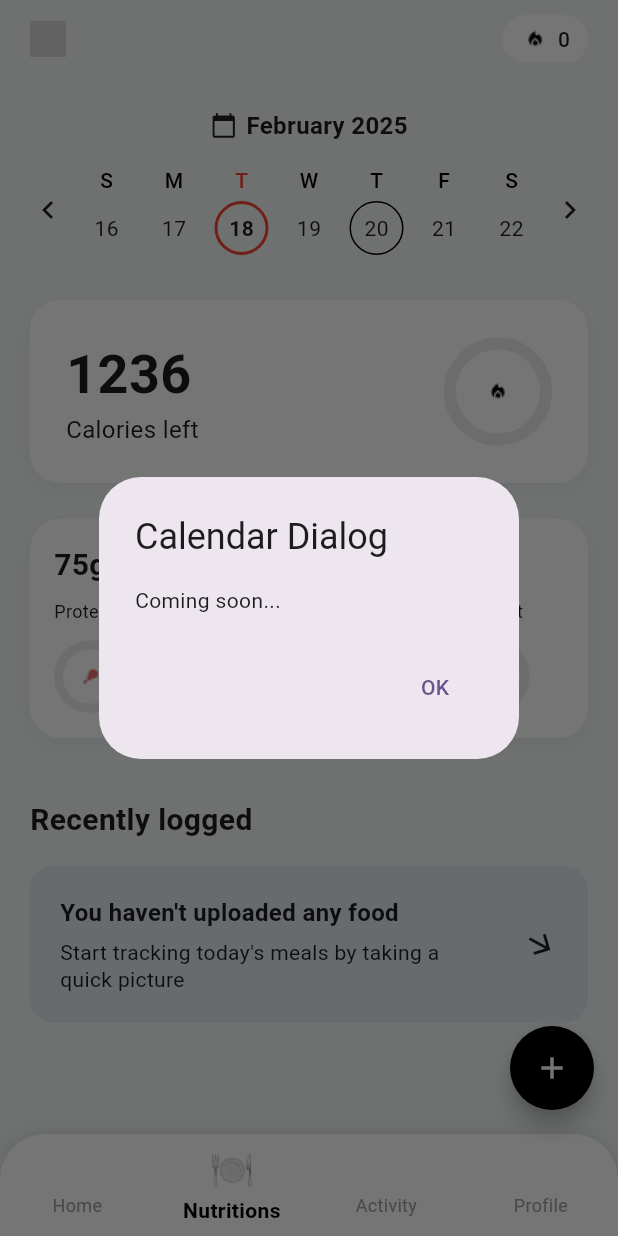
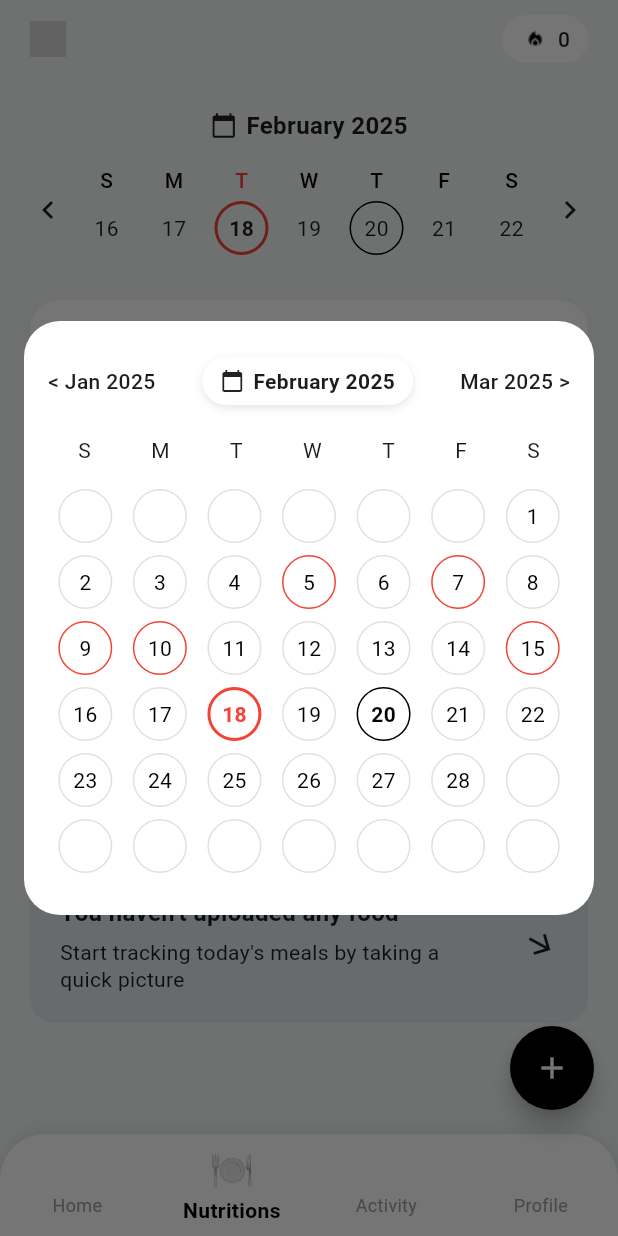
Before and after one commit to Doffannoel/Tervist-App, a Flutter app: the screen it shows after launch, after a tap on "February 2025", on a phone screen of 412 x 824 dp. Run offline on Flutter 3.47's test engine with Material 3 defaults, Android fonts, the phone set to English and light mode, and no system bars; our stand-ins replace flutter_svg, smooth_page_indicator.

Commit message:
calendar pris

```diff
--- a/tervist_apk/lib/screens/nutritions/nutrition_main.dart
+++ b/tervist_apk/lib/screens/nutritions/nutrition_main.dart
@@ -1,29 +1,40 @@
 import 'package:flutter/material.dart';
 import 'package:flutter_svg/flutter_svg.dart';
+import 'package:tervist_apk/widgets/calendar_popup.dart';
+import 'package:intl/intl.dart';
 
-class NutritionMainPage extends StatelessWidget {
+class NutritionMainPage extends StatefulWidget {
   const NutritionMainPage({super.key});
 
-  void _showCalendarDialog(BuildContext context) {
+  @override
+  State<NutritionMainPage> createState() => _NutritionMainPageState();
+}
+
+class _NutritionMainPageState extends State<NutritionMainPage> {
+  DateTime _startDate = DateTime(2025, 2, 16);
+
+  void _showCalendarDialog() {
     showDialog(
       context: context,
       builder: (BuildContext context) {
-        return AlertDialog(
-          title: const Text('Calendar Dialog'),
-          content: const Text('Coming soon...'),
-          actions: [
-            TextButton(
-              onPressed: () => Navigator.pop(context),
-              child: const Text('OK'),
-            ),
-          ],
-        );
+        return const CalendarPopup();
       },
     );
   }
 
+  void _changeWeek(int direction) {
+    setState(() {
+      _startDate = _startDate.add(Duration(days: direction * 7));
+    });
+  }
+
   @override
   Widget build(BuildContext context) {
+    final List<String> days = ['S', 'M', 'T', 'W', 'T', 'F', 'S'];
+    final List<DateTime> currentWeek =
+        List.generate(7, (i) => _startDate.add(Duration(days: i)));
+    final DateTime today = DateTime(2025, 2, 20);
+
     return Scaffold(
       backgroundColor: const Color(0xFFF1F7F6),
       body: SafeArea(
@@ -32,11 +43,9 @@ class NutritionMainPage extends StatelessWidget {
           child: Column(
             crossAxisAlignment: CrossAxisAlignment.start,
             children: [
-              // Header with logo and points
               Row(
                 mainAxisAlignment: MainAxisAlignment.spaceBetween,
                 children: [
-                  // Logo tervist - tetap SVG
                   SvgPicture.asset(
                     'assets/svgs/logotervist.svg',
                     height: 24,
@@ -63,35 +72,35 @@ class NutritionMainPage extends StatelessWidget {
               ),
               const SizedBox(height: 30),
 
-              // Calendar section
               GestureDetector(
-                onTap: () => _showCalendarDialog(context),
+                onTap: _showCalendarDialog,
                 child: Row(
                   mainAxisAlignment: MainAxisAlignment.center,
                   children: [
                     const Icon(Icons.calendar_today, size: 18),
                     const SizedBox(width: 6),
-                    const Text("February 2025",
-                        style: TextStyle(
+                    Text(DateFormat("MMMM yyyy").format(_startDate),
+                        style: const TextStyle(
                             fontWeight: FontWeight.bold, fontSize: 16)),
                   ],
                 ),
               ),
               const SizedBox(height: 15),
 
-              // Day selector
               Row(
                 mainAxisAlignment: MainAxisAlignment.spaceBetween,
                 children: [
-                  const Icon(Icons.chevron_left, size: 24),
+                  GestureDetector(
+                    onTap: () => _changeWeek(-1),
+                    child: const Icon(Icons.chevron_left, size: 24),
+                  ),
                   Expanded(
                     child: Row(
                       mainAxisAlignment: MainAxisAlignment.spaceEvenly,
                       children: List.generate(7, (index) {
-                        final days = ['S', 'M', 'T', 'W', 'T', 'F', 'S'];
-                        final dates = [16, 17, 18, 19, 20, 21, 22];
-                        final isSelected = index == 2; // Tuesday is selected
-                        final isToday = index == 4; // Thursday is current day
+                        final date = currentWeek[index];
+                        final isSelected = date.day == 18;
+                        final isToday = date == today;
 
                         return Column(
                           children: [
@@ -109,16 +118,14 @@ class NutritionMainPage extends StatelessWidget {
                                     ? Border.all(color: Colors.red, width: 2)
                                     : isToday
                                         ? Border.all(
-                                            color: Colors.black,
-                                            width: 1,
-                                            style: BorderStyle.solid)
+                                            color: Colors.black, width: 1)
                                         : Border.all(color: Colors.transparent),
                                 borderRadius: BorderRadius.circular(18),
                                 color: Colors.transparent,
                               ),
                               child: Center(
                                 child: Text(
-                                  dates[index].toString(),
+                                  date.day.toString(),
                                   style: TextStyle(
                                     fontWeight: isSelected
                                         ? FontWeight.bold
@@ -132,7 +139,10 @@ class NutritionMainPage extends StatelessWidget {
                       }),
                     ),
                   ),
-                  const Icon(Icons.chevron_right, size: 24),
+                  GestureDetector(
+                    onTap: () => _changeWeek(1),
+                    child: const Icon(Icons.chevron_right, size: 24),
+                  ),
                 ],
               ),
               const SizedBox(height: 30),
--- /dev/null
+++ b/tervist_apk/lib/widgets/calendar_popup.dart
@@ -0,0 +1,169 @@
+import 'package:flutter/material.dart';
+import 'package:intl/intl.dart';
+
+class CalendarPopup extends StatefulWidget {
+  const CalendarPopup({super.key});
+
+  @override
+  State<CalendarPopup> createState() => _CalendarPopupState();
+}
+
+class _CalendarPopupState extends State<CalendarPopup> {
+  DateTime selectedDate = DateTime(2025, 2, 18);
+  DateTime currentMonth = DateTime(2025, 2);
+
+  List<int> markedDates = [5, 7, 9, 10, 15];
+
+  void _changeMonth(int offset) {
+    setState(() {
+      currentMonth = DateTime(currentMonth.year, currentMonth.month + offset);
+    });
+  }
+
+  int _daysInMonth(DateTime month) {
+    final beginningNextMonth = (month.month < 12)
+        ? DateTime(month.year, month.month + 1, 1)
+        : DateTime(month.year + 1, 1, 1);
+    return beginningNextMonth.subtract(const Duration(days: 1)).day;
+  }
+
+  @override
+  Widget build(BuildContext context) {
+    final daysInMonth = _daysInMonth(currentMonth);
+    final firstWeekday =
+        DateTime(currentMonth.year, currentMonth.month, 1).weekday % 7;
+    final weeks = 6; // Fixed 6 rows to ensure consistent height
+    final now = DateTime(2025, 2, 20);
+
+    return Dialog(
+      backgroundColor: Colors.white,
+      insetPadding: const EdgeInsets.symmetric(horizontal: 16),
+      shape: RoundedRectangleBorder(
+        borderRadius: BorderRadius.circular(24),
+      ),
+      child: Padding(
+        padding: const EdgeInsets.symmetric(horizontal: 16, vertical: 24),
+        child: Column(
+          mainAxisSize: MainAxisSize.min,
+          crossAxisAlignment: CrossAxisAlignment.center,
+          children: [
+            // Month navigation row
+            Row(
+              mainAxisAlignment: MainAxisAlignment.spaceBetween,
+              children: [
+                GestureDetector(
+                  onTap: () => _changeMonth(-1),
+                  child: Text(
+                    DateFormat("< MMM yyyy").format(
+                        DateTime(currentMonth.year, currentMonth.month - 1)),
+                    style: const TextStyle(fontWeight: FontWeight.w500),
+                  ),
+                ),
+                Container(
+                  padding:
+                      const EdgeInsets.symmetric(horizontal: 12, vertical: 6),
+                  decoration: BoxDecoration(
+                    color: Colors.white,
+                    borderRadius: BorderRadius.circular(20),
+                    boxShadow: [
+                      BoxShadow(
+                        color: Colors.black.withOpacity(0.1),
+                        blurRadius: 4,
+                        offset: const Offset(0, 2),
+                      ),
+                    ],
+                  ),
+                  child: Row(
+                    mainAxisSize: MainAxisSize.min,
+                    children: [
+                      const Icon(Icons.calendar_today, size: 16),
+                      const SizedBox(width: 6),
+                      Text(DateFormat("MMMM yyyy").format(currentMonth),
+                          style: const TextStyle(fontWeight: FontWeight.w600)),
+                    ],
+                  ),
+                ),
+                GestureDetector(
+                  onTap: () => _changeMonth(1),
+                  child: Text(
+                    DateFormat("MMM yyyy >").format(
+                        DateTime(currentMonth.year, currentMonth.month + 1)),
+                    style: const TextStyle(fontWeight: FontWeight.w500),
+                  ),
+                ),
+              ],
+            ),
+            const SizedBox(height: 20),
+
+            // Day headers
+            Row(
+              mainAxisAlignment: MainAxisAlignment.spaceAround,
+              children: const [
+                Text('S'),
+                Text('M'),
+                Text('T'),
+                Text('W'),
+                Text('T'),
+                Text('F'),
+                Text('S')
+              ],
+            ),
+            const SizedBox(height: 12),
+
+            // Calendar grid
+            Column(
+              children: List.generate(weeks, (week) {
+                return Padding(
+                  padding: const EdgeInsets.symmetric(vertical: 4),
+                  child: Row(
+                    mainAxisAlignment: MainAxisAlignment.spaceAround,
+                    children: List.generate(7, (day) {
+                      int dayIndex = week * 7 + day;
+                      int dateNum = dayIndex - firstWeekday + 1;
+                      bool isValid = dateNum > 0 && dateNum <= daysInMonth;
+                      bool isSelected = isValid &&
+                          selectedDate.year == currentMonth.year &&
+                          selectedDate.month == currentMonth.month &&
+                          selectedDate.day == dateNum;
+                      bool isToday = isValid &&
+                          now.year == currentMonth.year &&
+                          now.month == currentMonth.month &&
+                          now.day == dateNum;
+                      bool isMarked = markedDates.contains(dateNum);
+
+                      return Container(
+                        width: 36,
+                        height: 36,
+                        decoration: BoxDecoration(
+                          shape: BoxShape.circle,
+                          border: isSelected
+                              ? Border.all(color: Colors.red, width: 2)
+                              : isToday
+                                  ? Border.all(color: Colors.black, width: 1)
+                                  : isMarked
+                                      ? Border.all(color: Colors.red, width: 1)
+                                      : Border.all(color: Colors.grey.shade300),
+                        ),
+                        child: Center(
+                          child: Text(
+                            isValid ? dateNum.toString() : '',
+                            style: TextStyle(
+                              color: isSelected ? Colors.red : Colors.black,
+                              fontWeight: isSelected || isToday
+                                  ? FontWeight.bold
+                                  : FontWeight.normal,
+                            ),
+                          ),
+                        ),
+                      );
+                    }),
+                  ),
+                );
+              }),
+            ),
+          ],
+        ),
+      ),
+    );
+  }
+}
```
Also changed, not shown: tervist_apk/assets/images/arrow.png (added), 1 other file.
